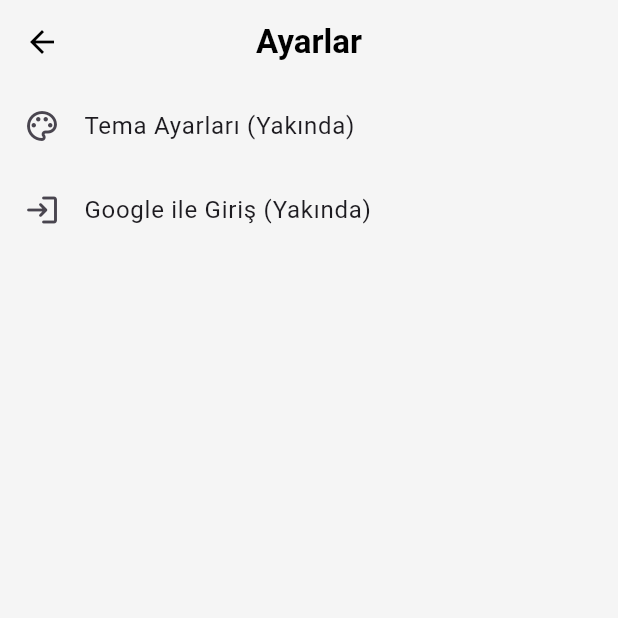
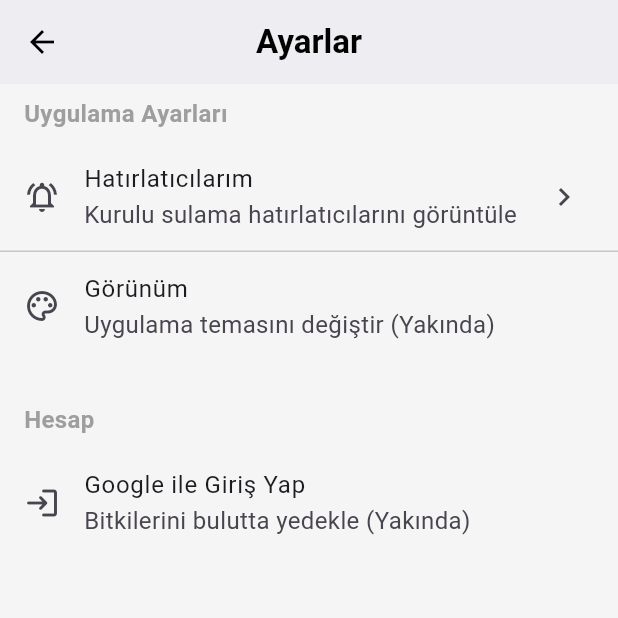
Before and after one commit to mirazbey/plantpal_deneme, a Flutter app: the SettingsPage screen opened directly, on a phone screen of 412 x 824 dp, the top half of it. Run offline on Flutter 3.47's test engine with Material 3 defaults, Android fonts, the light colour scheme and no system bars; our stand-ins replace curved_navigation_bar, flutter_local_notifications, geolocator, google_generative_ai, image_picker, permission_handler and 2 more; missing offline and left inert: android_alarm_manager_plus, flutter_background_service; accounts and stored records are empty.

Commit message:
Günceli incele

```diff
--- a/lib/main.dart
+++ b/lib/main.dart
@@ -10,6 +10,7 @@ import 'package:plantpal/services/notification_service.dart';
 import 'package:plantpal/theme/app_theme.dart';
 import 'package:permission_handler/permission_handler.dart';
 import 'package:flutter_local_notifications/flutter_local_notifications.dart';
+import 'package:intl/date_symbol_data_local.dart';
 
 Future<void> main() async {
   WidgetsFlutterBinding.ensureInitialized();
@@ -17,6 +18,8 @@ Future<void> main() async {
   // Arka plan servislerini başlatıyoruz
   await initializeService();
   await AndroidAlarmManager.initialize(); // Alarm Manager'ı başlat
+  // main fonksiyonunun içine, runApp'tan önce ekleyin
+  await initializeDateFormatting('tr_TR', null); // Türkçe tarih formatı için
   runApp(const MyApp());
 }
 
--- a/lib/pages/settings_page.dart
+++ b/lib/pages/settings_page.dart
@@ -1,6 +1,8 @@
-// lib/pages/settings_page.dart (TEMİZLENMİŞ VE DOĞRU HALİ)
+// lib/pages/settings_page.dart (YENİ VE DÜZENLİ HALİ)
 
 import 'package:flutter/material.dart';
+// Hatırlatıcılar listesi sayfasına yönlendirme yapacağız (bu dosyayı sonra oluşturacağız)
+import 'package:plantpal/pages/reminders_list_page.dart';
 
 class SettingsPage extends StatelessWidget {
   const SettingsPage({super.key});
@@ -10,18 +12,55 @@ class SettingsPage extends StatelessWidget {
     return Scaffold(
       appBar: AppBar(
         title: const Text('Ayarlar'),
+        backgroundColor: Theme.of(context).scaffoldBackgroundColor,
+        elevation: 1,
       ),
       body: ListView(
-        children: const [
-          // Gelecekte buraya yeni ayarlar eklenecek.
-          // Şimdilik boş bir liste olarak duruyor.
-          ListTile(
-            leading: Icon(Icons.palette_outlined),
-            title: Text('Tema Ayarları (Yakında)'),
+        children: [
+          // --- UYGULAMA AYARLARI BÖLÜMÜ ---
+          const Padding(
+            padding: EdgeInsets.symmetric(horizontal: 16.0, vertical: 8.0),
+            child: Text(
+              'Uygulama Ayarları',
+              style: TextStyle(fontWeight: FontWeight.bold, color: Colors.grey),
+            ),
           ),
           ListTile(
-            leading: Icon(Icons.login_rounded),
-            title: Text('Google ile Giriş (Yakında)'),
+            leading: const Icon(Icons.notifications_active_outlined),
+            title: const Text('Hatırlatıcılarım'),
+            subtitle: const Text('Kurulu sulama hatırlatıcılarını görüntüle'),
+            trailing: const Icon(Icons.chevron_right),
+            onTap: () {
+              // Kullanıcıyı hatırlatıcı listesi sayfasına yönlendiriyoruz
+              Navigator.push(
+                context,
+                MaterialPageRoute(builder: (context) => const RemindersListPage()),
+              );
+            },
+          ),
+          const Divider(height: 1),
+          ListTile(
+            leading: const Icon(Icons.palette_outlined),
+            title: const Text('Görünüm'),
+            subtitle: const Text('Uygulama temasını değiştir (Yakında)'),
+            onTap: () {},
+          ),
+
+          const SizedBox(height: 20),
+
+          // --- HESAP AYARLARI BÖLÜMÜ ---
+          const Padding(
+            padding: EdgeInsets.symmetric(horizontal: 16.0, vertical: 8.0),
+            child: Text(
+              'Hesap',
+              style: TextStyle(fontWeight: FontWeight.bold, color: Colors.grey),
+            ),
+          ),
+          ListTile(
+            leading: const Icon(Icons.login_rounded),
+            title: const Text('Google ile Giriş Yap'),
+            subtitle: const Text('Bitkilerini bulutta yedekle (Yakında)'),
+            onTap: () {},
           ),
         ],
       ),
--- a/pubspec.yaml
+++ b/pubspec.yaml
@@ -32,6 +32,8 @@ dependencies:
   firebase_auth: ^5.1.2
   google_sign_in: ^6.2.1
 
+  intl: ^0.19.0 # YENİ EKLENDİ
+
 dev_dependencies:
   flutter_test:
     sdk: flutter
```
Also changed, not shown: lib/main_screen_shell.dart (+76 -35 lines), lib/models/reminder.dart (added, +37 -0 lines), lib/pages/reminders_list_page.dart (added, +78 -0 lines), lib/services/database_service.dart (+42 -15 lines).
